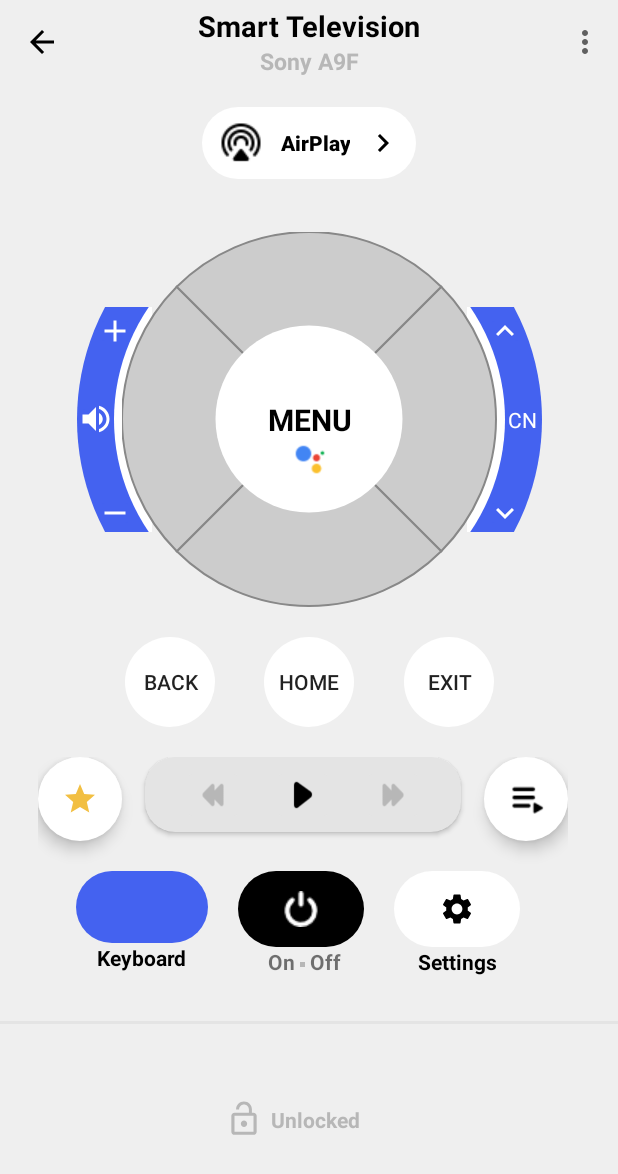
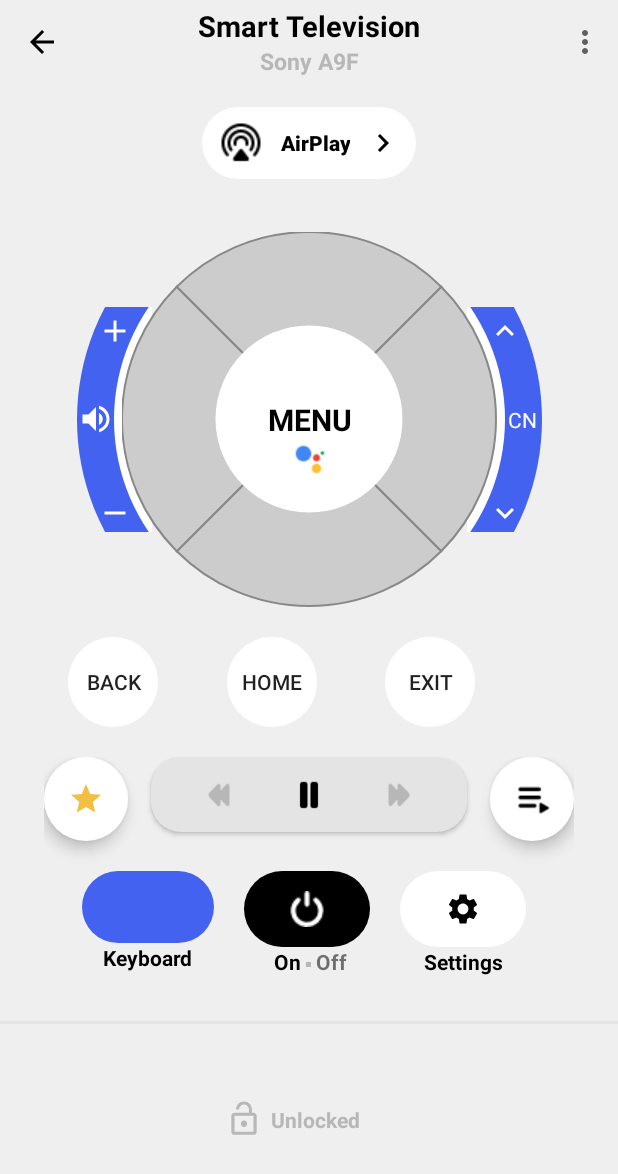
Before and after one commit to vidhi48/Android-Demos, an Android app: the screen it shows after launch (TelevisionScreen), after a tap on "TELEVISION SCREEN", on a phone screen of 412 x 824 dp. Shown: the top 1174 px of the screen. Run offline under Robolectric (Android 15) with nearby library versions, the phone set to English and light mode, and no system bars; our stand-ins replace data binding; 2 statements that could not run were skipped.

Commit message:
TE7-T894 KT screen completed.

```diff
--- a/app/src/main/java/com/example/demo/AirConditionerScreen.kt
+++ b/app/src/main/java/com/example/demo/AirConditionerScreen.kt
@@ -39,14 +39,13 @@ class AirConditionerScreen : AppCompatActivity() {
     private fun setupPowerButton() {
         var isOn = false
         binding.power.setOnClickListener{
-            isOn = if (isOn) {
+            isOn = !isOn
+            if (isOn) {
                 binding.textOn.setTextColor(Color.GRAY)
                 binding.textOff.setTextColor(Color.BLACK)
-                false
             } else {
                 binding.textOn.setTextColor(Color.BLACK)
                 binding.textOff.setTextColor(Color.GRAY)
-                true
             }
         }
     }
--- a/app/src/main/java/com/example/demo/TelevisionScreen.kt
+++ b/app/src/main/java/com/example/demo/TelevisionScreen.kt
@@ -25,20 +25,33 @@ class TelevisionScreen : AppCompatActivity() {
         binding = ActivityTelevisionScreenBinding.inflate(layoutInflater)
         setContentView(binding.root)
         setupPowerButton()
+        setupMusicButton()
         setupViews()
     }
 
     private fun setupPowerButton() {
         var isOn = false
-        binding.card.power.setOnClickListener {
-            isOn = if (isOn) {
+        binding.card.power.setOnClickListener{
+            isOn = !isOn
+            if (isOn) {
                 binding.card.textOn.setTextColor(Color.GRAY)
                 binding.card.textOff.setTextColor(Color.BLACK)
-                false
             } else {
                 binding.card.textOn.setTextColor(Color.BLACK)
                 binding.card.textOff.setTextColor(Color.GRAY)
-                true
+            }
+        }
+    }
+
+    private fun setupMusicButton() {
+        var isPlaying = false
+
+        binding.card.pause.setOnClickListener {
+            isPlaying = !isPlaying
+            if (isPlaying) {
+                binding.card.pause.setImageResource(R.drawable.play)
+            } else {
+                binding.card.pause.setImageResource(R.drawable.pause)
             }
         }
     }
@@ -55,7 +68,6 @@ class TelevisionScreen : AppCompatActivity() {
 
         val musicControl = MusicControlModel(
             AppCompatResources.getDrawable(this, R.drawable.rewind),
-            AppCompatResources.getDrawable(this, R.drawable.play),
             AppCompatResources.getDrawable(this, R.drawable.fastforward)
         )
         binding.musicControlCard = musicControl
--- a/app/src/main/java/com/example/demo/customview/RemoteCustomView.kt
+++ b/app/src/main/java/com/example/demo/customview/RemoteCustomView.kt
@@ -5,11 +5,10 @@ import android.graphics.Canvas
 import android.graphics.Color
 import android.graphics.Paint
 import android.graphics.Path
+import android.graphics.Point
 import android.graphics.RectF
 import android.util.AttributeSet
 import android.view.View
-import com.example.androidproject.R
-import kotlin.math.sqrt
 
 class RemoteCustomView(context: Context?, attrs: AttributeSet) : View(context, attrs) {
 
@@ -18,7 +17,6 @@ class RemoteCustomView(context: Context?, attrs: AttributeSet) : View(context, a
     private val quarterDegreeMinus = -45
     private var outerRadius = 0f
     private var innerRadius = 0f
-    private var radius = 20f
 
     private var outerRadiusSquare = 0f
     private var innerRadiusSquare = 0f
@@ -30,15 +28,16 @@ class RemoteCustomView(context: Context?, attrs: AttributeSet) : View(context, a
     private var centerX = 0
     private var centerY = 0
 
-    private val path = Path()
+    private val point = Point()
+    private val radius = width / 4f
 
     init {
         paint.strokeWidth = 2f
     }
 
-    public override fun onSizeChanged(w: Int, h: Int, oldw: Int, oldh: Int) {
-        centerX = w / 2
-        centerY = h / 2
+    public override fun onSizeChanged(_width: Int, _height: Int, oldw: Int, oldh: Int) {
+        centerX = _width / 2
+        centerY = _height / 2
         outerRadius = (if (centerX > centerY) centerY else centerX).toFloat()
         innerRadius = outerRadius * innerRadiusRatio
         outerRadiusSquare = outerRadius * outerRadius
@@ -68,14 +67,60 @@ class RemoteCustomView(context: Context?, attrs: AttributeSet) : View(context, a
         paint.color = Color.WHITE
         canvas.drawCircle(centerX.toFloat(), centerX.toFloat(), innerRadius, paint)
 
-        //triangle button
-//        val halfHeight = (sqrt(3.0) / 2.0 * radius).toFloat()
-//        val halfWidth = radius / 2f
-//        path.moveTo(startAngle * 0.2f, centerY + halfHeight)
-//        path.lineTo(centerX + halfWidth, centerY + halfHeight)
-//        path.lineTo(centerX.toFloat(), centerY - radius)
-//        paint.color = context.getColor(R.color.grayIcon)
-//        paint.style = Paint.Style.FILL
-//        canvas.drawPath(path, paint)
+        val sectionWidth = radius / 2
+        paint.color = Color.GRAY
+        paint.style = Paint.Style.FILL
+
+        point.x = centerX - 20
+        point.y = (centerY - sectionWidth - 210).toInt()
+        val topTriangle = triangleButton(point, 40, Direction.TOP)
+        canvas.drawPath(topTriangle, paint)
+
+        point.x = centerX - 20
+        point.y = (centerY + sectionWidth + 210).toInt()
+        val bottomTriangle = triangleButton(point, 40, Direction.BOTTOM)
+        canvas.drawPath(bottomTriangle, paint)
+
+        point.x = (centerX - sectionWidth - 210).toInt()
+        point.y = centerY - 20
+        val leftTriangle = triangleButton(point, 40, Direction.LEFT)
+        canvas.drawPath(leftTriangle, paint)
+
+        point.x = (centerX + sectionWidth + 210).toInt()
+        point.y = centerY - 20
+        val rightTriangle = triangleButton(point, 40, Direction.RIGHT)
+        canvas.drawPath(rightTriangle, paint)
+    }
+
+    private fun triangleButton(p1: Point, width: Int, direction: Direction): Path {
+        var p2: Point? = null
+        var p3: Point? = null
+        when (direction) {
+            Direction.TOP -> {
+                p2 = Point(p1.x + width, p1.y)
+                p3 = Point(p1.x + width / 2, p1.y - width)
+            }
+            Direction.BOTTOM -> {
+                p2 = Point(p1.x + width, p1.y)
+                p3 = Point(p1.x + width / 2, p1.y + width)
+            }
+            Direction.LEFT -> {
+                p2 = Point(p1.x, p1.y + width)
+                p3 = Point(p1.x - width, p1.y + width / 2)
+            }
+            Direction.RIGHT -> {
+                p2 = Point(p1.x, p1.y + width)
+                p3 = Point(p1.x + width, p1.y + width / 2)
+            }
+        }
+        val path = Path()
+        path.moveTo(p1.x.toFloat(), p1.y.toFloat())
+        path.lineTo(p2.x.toFloat(), p2.y.toFloat())
+        path.lineTo(p3.x.toFloat(), p3.y.toFloat())
+        return path
+    }
+
+    enum class Direction {
+        TOP, BOTTOM, LEFT, RIGHT
     }
 }
--- a/app/src/main/java/com/example/demo/models/MusicControlModel.kt
+++ b/app/src/main/java/com/example/demo/models/MusicControlModel.kt
@@ -2,4 +2,4 @@ package com.example.demo.models
 
 import android.graphics.drawable.Drawable
 
-data class MusicControlModel(val backward: Drawable?, val middle: Drawable?, val next: Drawable?)
+data class MusicControlModel(val backward: Drawable?, val next: Drawable?)
--- a/app/src/main/res/layout/activity_air_conditioner_screen.xml
+++ b/app/src/main/res/layout/activity_air_conditioner_screen.xml
@@ -94,11 +94,11 @@
             layout="@layout/buttons_air_conditioner"
             android:layout_width="wrap_content"
             android:layout_height="wrap_content"
-            android:layout_marginStart="@dimen/dp_10"
             android:layout_marginTop="@dimen/dp_20"
             app:buttons="@{swingBtn}"
+            app:layout_constraintHorizontal_bias="0"
             app:layout_constraintStart_toStartOf="@id/guideLine1"
-            app:layout_constraintStart_toEndOf="@id/timer"
+            app:layout_constraintEnd_toStartOf="@id/timer"
             app:layout_constraintTop_toBottomOf="@id/tabLayout" />
 
         <include
@@ -168,7 +168,6 @@
             android:layout_height="wrap_content"
             android:layout_marginTop="@dimen/dp_40"
             app:buttons="@{autoBtn}"
-            app:layout_constraintStart_toEndOf="@id/power"
             app:layout_constraintStart_toStartOf="@id/swing"
             app:layout_constraintTop_toBottomOf="@id/swing" />
 
@@ -195,6 +194,7 @@
             android:layout_height="wrap_content"
             android:layout_marginStart="@dimen/dp_23"
             android:text="@string/onText"
+            android:textColor="@color/black"
             android:textStyle="bold"
             app:layout_constraintStart_toStartOf="@id/power"
             app:layout_constraintTop_toBottomOf="@id/power" />
--- a/app/src/main/res/layout/activity_television_screen.xml
+++ b/app/src/main/res/layout/activity_television_screen.xml
@@ -70,7 +70,6 @@
             android:id="@+id/back"
             android:layout_width="@dimen/dp_60"
             android:layout_height="@dimen/dp_60"
-            android:layout_marginStart="@dimen/dp_50"
             android:background="@drawable/button_rounded"
             android:backgroundTint="@color/white"
             android:text="@string/back"
@@ -110,10 +109,10 @@
             layout="@layout/music_control_card"
             android:layout_width="wrap_content"
             android:layout_height="wrap_content"
-            android:layout_marginStart="@dimen/dp_25"
             android:layout_marginTop="@dimen/dp_20"
             app:buttonImages="@{keyboardBtn}"
             app:layout_constraintStart_toStartOf="parent"
+            app:layout_constraintEnd_toEndOf="parent"
             app:layout_constraintTop_toBottomOf="@id/back"
             app:musicControls="@{musicControlCard}" />
 
--- a/app/src/main/res/layout/music_control_card.xml
+++ b/app/src/main/res/layout/music_control_card.xml
@@ -69,9 +69,9 @@
                     android:layout_height="40dp"
                     android:layout_marginStart="@dimen/dp_20"
                     android:backgroundTint="@color/lightGray"
+                    android:src="@drawable/pause"
                     android:contentDescription="@string/app_name"
                     android:scaleType="fitXY"
-                    android:src="@{musicControls.middle}"
                     app:layout_constraintStart_toEndOf="@id/backward"
                     app:layout_constraintTop_toTopOf="@id/backward"
                     app:tint="@color/black" />
@@ -162,6 +162,7 @@
             android:layout_width="wrap_content"
             android:layout_height="wrap_content"
             android:text="@string/onText"
+            android:textColor="@color/black"
             android:textStyle="bold"
             android:layout_marginStart="@dimen/dp_20"
             app:layout_constraintStart_toStartOf="@id/power"
--- a/app/src/main/res/values/strings.xml
+++ b/app/src/main/res/values/strings.xml
@@ -12,8 +12,8 @@
     <string name="spotify">Spotify</string>
     <string name="musicTitle">Arpeggi</string>
     <string name="musicSubtitle">Kelly Lee Owens - Inner Song</string>
-    <string name="startRange">1:37</string>
-    <string name="endRange">-3:08</string>
+    <string name="startRange">0:00</string>
+    <string name="endRange">4:45</string>
     <string name="dot">.</string>
     <string name="onText">On</string>
     <string name="offText">Off</string>
```
Also changed, not shown: app/src/main/java/com/example/demo/MusicScreen.kt (+30 -6 lines), app/src/main/java/com/example/demo/customview/SliderCustomView.kt (added, +9 -0 lines), app/src/main/res/layout/activity_music_screen.xml (+8 -3 lines).
